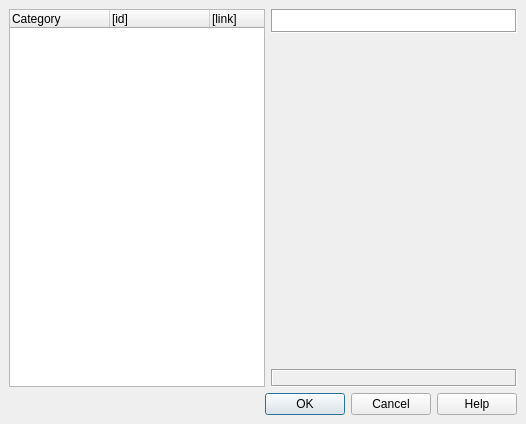
This is vbox/src/VBox/Frontends/VirtualBox4/ui/VBoxSettingsDialog.ui in jljuxgm/vboxgit as Qt 5 draws it before an edit. The edited form follows.
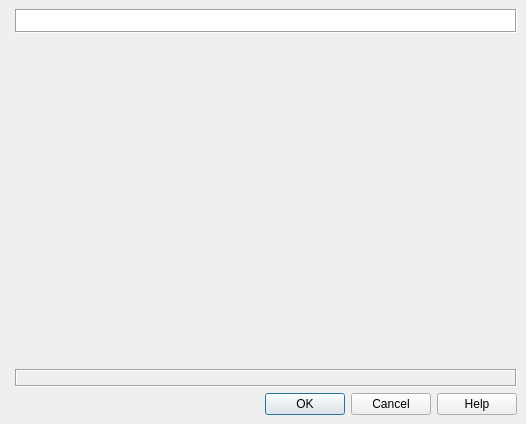
This is the edited form. Custom widgets are drawn as their Qt base class.

```diff
--- a/vbox/src/VBox/Frontends/VirtualBox4/ui/VBoxSettingsDialog.ui
+++ b/vbox/src/VBox/Frontends/VirtualBox4/ui/VBoxSettingsDialog.ui
@@ -43,43 +43,6 @@
        <property name="bottomMargin" >
         <number>0</number>
        </property>
-       <item rowspan="3" row="0" column="0" >
-        <widget class="QITreeWidget" name="mTwSelector" >
-         <property name="sizePolicy" >
-          <sizepolicy vsizetype="Expanding" hsizetype="Minimum" >
-           <horstretch>0</horstretch>
-           <verstretch>0</verstretch>
-          </sizepolicy>
-         </property>
-         <property name="verticalScrollBarPolicy" >
-          <enum>Qt::ScrollBarAlwaysOff</enum>
-         </property>
-         <property name="horizontalScrollBarPolicy" >
-          <enum>Qt::ScrollBarAlwaysOff</enum>
-         </property>
-         <property name="rootIsDecorated" >
-          <bool>false</bool>
-         </property>
-         <property name="uniformRowHeights" >
-          <bool>true</bool>
-         </property>
-         <column>
-          <property name="text" >
-           <string>Category</string>
-          </property>
-         </column>
-         <column>
-          <property name="text" >
-           <string>[id]</string>
-          </property>
-         </column>
-         <column>
-          <property name="text" >
-           <string>[link]</string>
-          </property>
-         </column>
-        </widget>
-       </item>
        <item row="0" column="1" >
         <widget class="QLabel" name="mLbTitle" >
          <property name="sizePolicy" >
@@ -203,11 +166,6 @@
    <extends>QLabel</extends>
    <header>QILabel.h</header>
   </customwidget>
-  <customwidget>
-   <class>QITreeWidget</class>
-   <extends>QTreeWidget</extends>
-   <header>QITreeWidget.h</header>
-  </customwidget>
  </customwidgets>
  <resources>
   <include location="../VirtualBox.qrc" />
```
